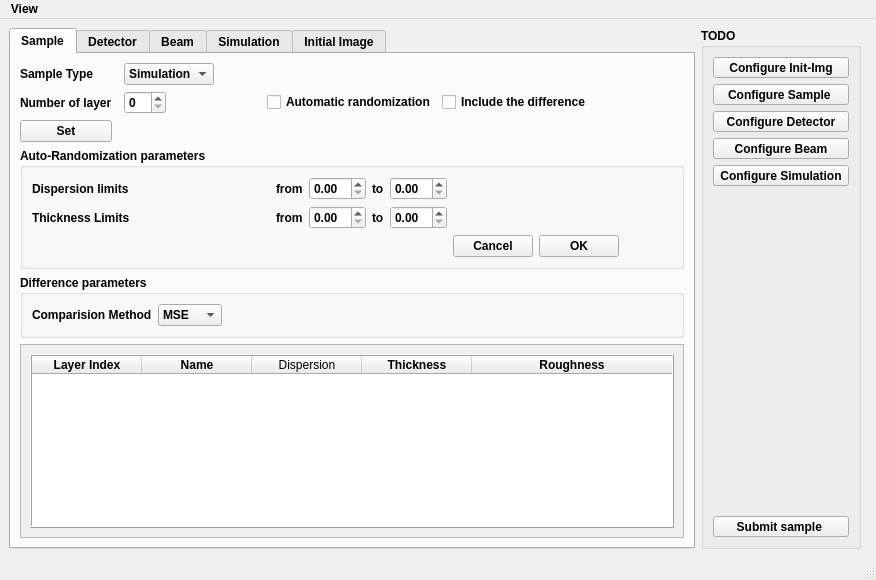
amirtosson/GISASSimulationBornAgainBased, file siegmainwindow.ui: the form before one commit.
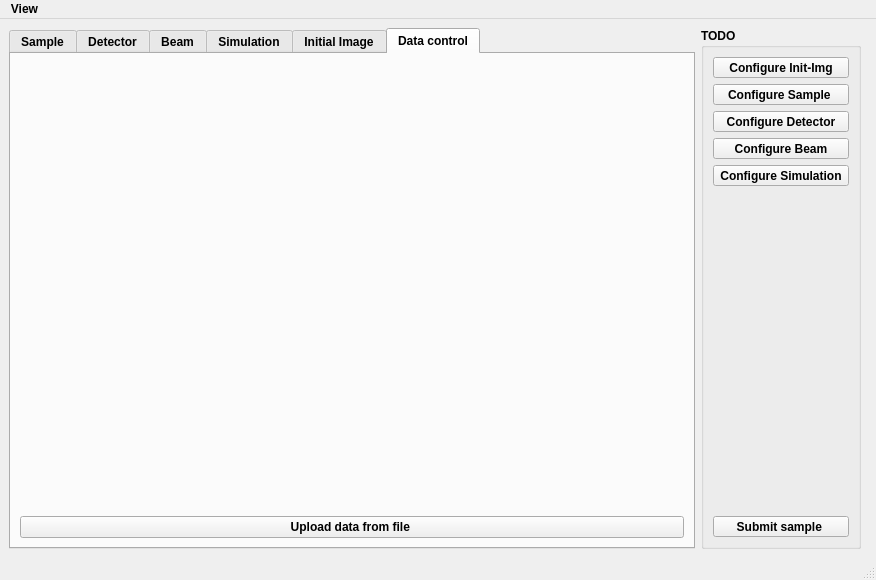
The form after the commit.

Commit message: data control tab GUI and APIs

What changed in the file:
```diff
--- a/siegmainwindow.ui
+++ b/siegmainwindow.ui
@@ -30,7 +30,7 @@
        </sizepolicy>
       </property>
       <property name="currentIndex">
-       <number>0</number>
+       <number>5</number>
       </property>
       <widget class="QWidget" name="sampleTab">
        <attribute name="title">
@@ -331,7 +331,7 @@
                <number>5</number>
               </property>
               <attribute name="horizontalHeaderVisible">
-               <bool>true</bool>
+               <bool>false</bool>
               </attribute>
               <attribute name="horizontalHeaderCascadingSectionResizes">
                <bool>false</bool>
@@ -929,6 +929,23 @@
         </item>
        </layout>
       </widget>
+      <widget class="QWidget" name="controlTap">
+       <attribute name="title">
+        <string>Data control</string>
+       </attribute>
+       <layout class="QGridLayout" name="gridLayout_6">
+        <item row="0" column="0">
+         <widget class="QWidget" name="controlWidget" native="true"/>
+        </item>
+        <item row="1" column="0">
+         <widget class="QPushButton" name="uploadFromFileButton">
+          <property name="text">
+           <string>Upload data from file </string>
+          </property>
+         </widget>
+        </item>
+       </layout>
+      </widget>
      </widget>
     </item>
     <item>
```
The commit also changes 2 other files.
